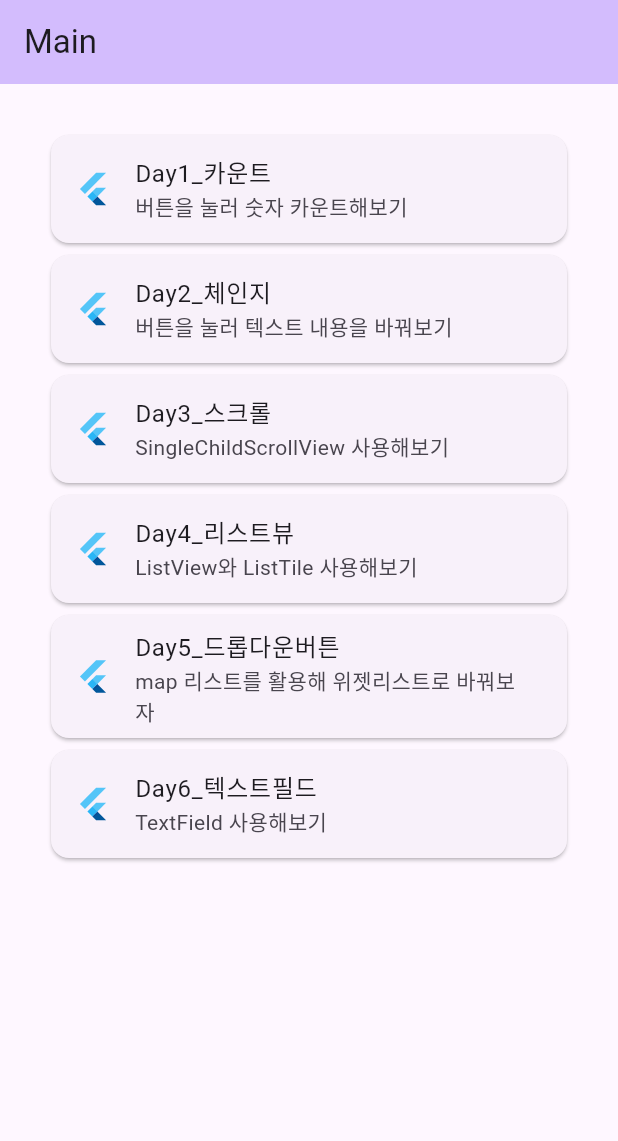
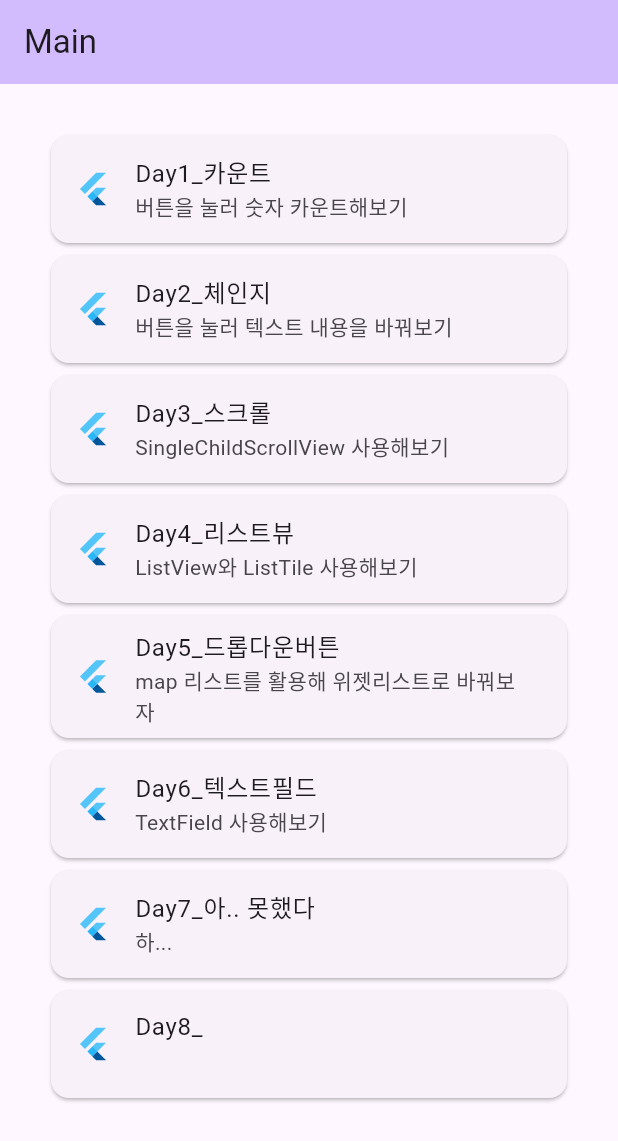
Before and after one commit to junselee42/flutter_study, a Flutter app: the screen it shows after launch, on a phone screen of 412 x 824 dp. Shown: the top 1141 px of the screen. Run offline on Flutter 3.47's test engine with Material 2 defaults, Android fonts, the phone set to English and light mode, and no system bars.

Commit message:
chore: add Card - 시간안보다가 예제 작업 못함.. 카드만 추가.

```diff
--- a/lib/main.dart
+++ b/lib/main.dart
@@ -120,6 +120,28 @@ class _MyHomePageState extends State<MyHomePage> {
                 Navigator.of(context).pushNamed('/sixth');
               },
             ),
+          ),
+          Card(
+            child: ListTile(
+              leading: const FlutterLogo(),
+              title: const Text('Day7_아.. 못했다'),
+              subtitle: const Text('하...'),
+              hoverColor: Colors.purple,
+              onTap: () {
+                Navigator.of(context).pushNamed('/sixth');
+              },
+            ),
+          ),
+          Card(
+            child: ListTile(
+              leading: const FlutterLogo(),
+              title: const Text('Day8_'),
+              subtitle: const Text(''),
+              hoverColor: Colors.purple,
+              onTap: () {
+                Navigator.of(context).pushNamed('/sixth');
+              },
+            ),
           )
         ],
       ),
```
